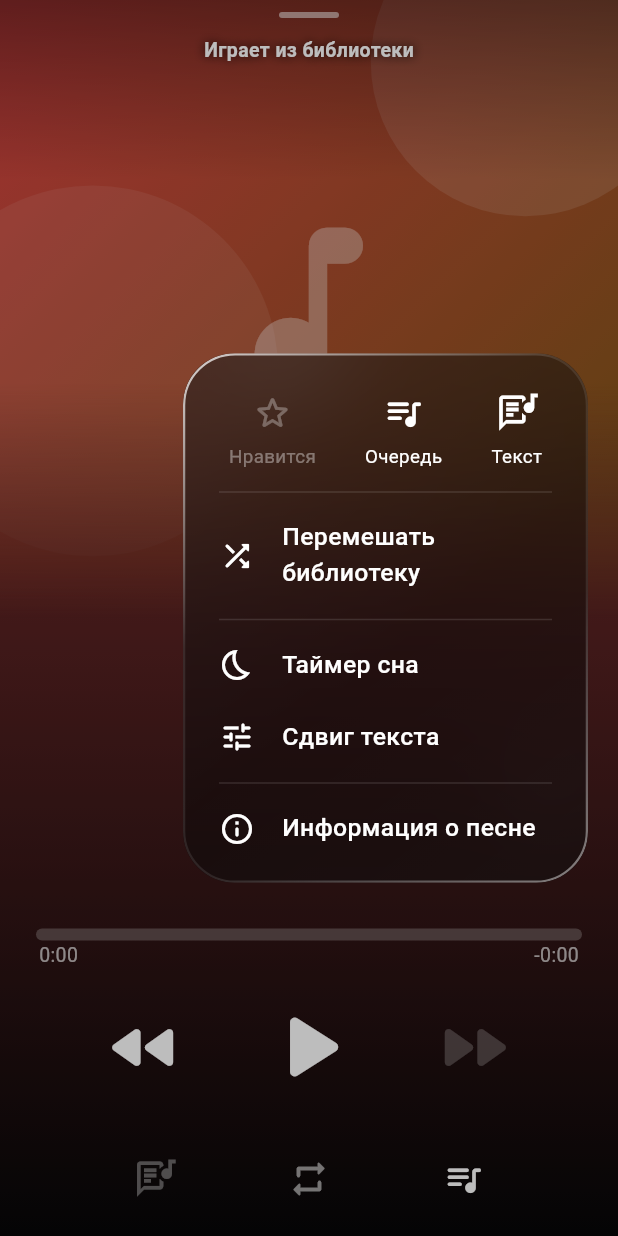
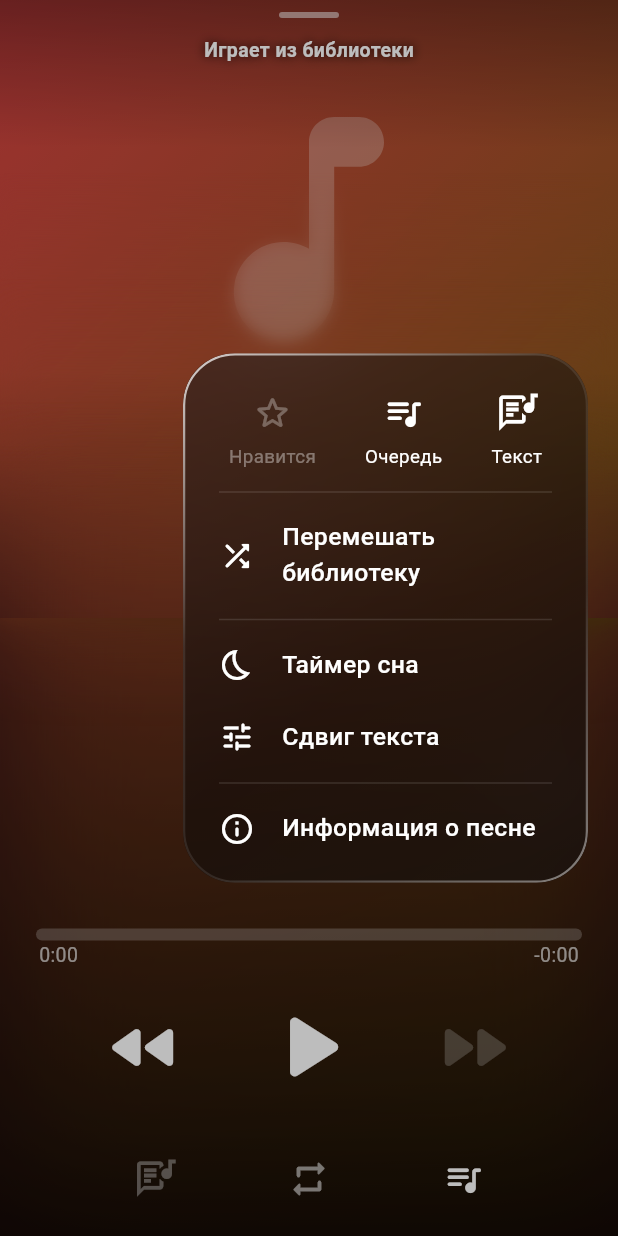
Before and after one commit to kterehov245-beep/Storix, a Flutter app: the NowPlayingScreen screen opened directly with empty values, after a tap on the "keyboard control" icon, on a phone screen of 412 x 824 dp. Run offline on Flutter 3.47's test engine with Material 3 defaults, Android fonts, the phone set to English and light mode, and no system bars; our stand-ins replace file_picker, just_audio; missing offline and left inert: audio_metadata_reader, glass_liquid_navbar, soundcloud_explode_dart; network calls fail; statements that could not run were skipped.

Commit message:
Update player_screen.dart

```diff
--- a/lib/player_screen.dart
+++ b/lib/player_screen.dart
@@ -1,6 +1,6 @@
 import 'dart:async';
 import 'dart:io';
-import 'dart:ui' show FontFeature;
+import 'dart:ui' show FontFeature, ImageFilter;
 
 import 'package:flutter/material.dart';
 import 'package:just_audio/just_audio.dart';
@@ -139,6 +139,137 @@ Route<void> nowPlayingRoute(Track track, AudioPlayer player) {
       );
     },
   );
+}
+
+// --- ФОН ПЛЕЕРА: обложка, которая плавно размывается книзу ---
+class _PlayerBackground extends StatelessWidget {
+  final Track track;
+  final Color tint;
+  const _PlayerBackground({required this.track, required this.tint});
+
+  Widget _generated() {
+    final hue = hueFor(track.title);
+    return DecoratedBox(
+      decoration: BoxDecoration(
+        gradient: LinearGradient(
+          begin: Alignment.topLeft,
+          end: Alignment.bottomRight,
+          colors: [
+            HSLColor.fromAHSL(1, hue, 0.65, 0.55).toColor(),
+            HSLColor.fromAHSL(1, (hue + 40) % 360, 0.70, 0.28).toColor(),
+          ],
+        ),
+      ),
+      child: Align(
+        alignment: const Alignment(0, -0.5),
+        child: Icon(
+          Icons.music_note_rounded,
+          size: 200,
+          color: Colors.white.withAlpha(70),
+        ),
+      ),
+    );
+  }
+
+  Widget _art(int cacheWidth) {
+    final thumb = track.thumbnail.trim();
+    if (thumb.isEmpty) return _generated();
+    if (thumb.startsWith('http')) {
+      return Image.network(
+        thumb,
+        fit: BoxFit.cover,
+        width: double.infinity,
+        height: double.infinity,
+        cacheWidth: cacheWidth,
+        errorBuilder: (_, __, ___) => _generated(),
+      );
+    }
+    return Image.file(
+      File(thumb),
+      fit: BoxFit.cover,
+      width: double.infinity,
+      height: double.infinity,
+      cacheWidth: cacheWidth,
+      errorBuilder: (_, __, ___) => _generated(),
+    );
+  }
+
+  /// Размытая копия обложки, которая «проявляется» между долями from и to.
+  Widget _blurLayer(double sigma, double from, double to) {
+    return ShaderMask(
+      shaderCallback: (rect) => LinearGradient(
+        begin: Alignment.topCenter,
+        end: Alignment.bottomCenter,
+        colors: const [Colors.transparent, Colors.white],
+        stops: [from, to],
+      ).createShader(rect),
+      blendMode: BlendMode.dstIn,
+      child: ImageFiltered(
+        imageFilter: ImageFilter.blur(sigmaX: sigma, sigmaY: sigma),
+        child: _art(360),
+      ),
+    );
+  }
+
+  @override
+  Widget build(BuildContext context) {
+    final width = MediaQuery.of(context).size.width;
+    return RepaintBoundary(
+      child: Stack(
+        fit: StackFit.expand,
+        children: [
+          Container(color: tint),
+          // Сильно размытая обложка на весь экран.
+          ImageFiltered(
+            imageFilter: ImageFilter.blur(sigmaX: 45, sigmaY: 45),
+            child: _art(160),
+          ),
+          // Чёткая обложка сверху, которая книзу размывается ступенями.
+          Positioned(
+            top: 0,
+            left: 0,
+            right: 0,
+            height: width,
+            child: ShaderMask(
+              shaderCallback: (rect) => const LinearGradient(
+                begin: Alignment.topCenter,
+                end: Alignment.bottomCenter,
+                colors: [Colors.white, Colors.white, Colors.transparent],
+                stops: [0.0, 0.72, 1.0],
+              ).createShader(rect),
+              blendMode: BlendMode.dstIn,
+              child: Stack(
+                fit: StackFit.expand,
+                children: [
+                  _art(1080),
+                  _blurLayer(5, 0.28, 0.55),
+                  _blurLayer(14, 0.45, 0.80),
+                  _blurLayer(30, 0.65, 1.0),
+                ],
+              ),
+            ),
+          ),
+          // Затемнение: чуть сверху (для времени и батареи) и сильно снизу.
+          const DecoratedBox(
+            decoration: BoxDecoration(
+              gradient: LinearGradient(
+                begin: Alignment.topCenter,
+                end: Alignment.bottomCenter,
+                colors: [
+                  Color(0x59000000),
+                  Color(0x00000000),
+                  Color(0x00000000),
+                  Color(0x73000000),
+                  Color(0xD0000000),
+                ],
+                stops: [0.0, 0.12, 0.30, 0.58, 1.0],
+              ),
+            ),
+          ),
+        ],
+      ),
+    );
+  }
 }
 
 // --- МИНИ-ПЛЕЕР ---
@@ -842,7 +973,6 @@ class _NowPlayingScreenState extends State<NowPlayingScreen> {
       builder: (context, _) {
         final track = _track;
         final controller = PlaybackController.instance;
-        final width = MediaQuery.of(context).size.width;
         final tint = _tint ?? _hueTint(hueFor(track.title));
         final from = track.streamUrl.startsWith('http')
             ? 'Играет из SoundCloud'
@@ -858,58 +988,13 @@ class _NowPlayingScreenState extends State<NowPlayingScreen> {
             },
             child: Stack(
               children: [
-                // Фон: цвет берётся из обложки и уходит в чёрный.
+                // Фон: обложка, которая плавно размывается книзу.
                 Positioned.fill(
-                  child: AnimatedContainer(
-                    duration: const Duration(milliseconds: 600),
-                    decoration: BoxDecoration(
-                      gradient: LinearGradient(
-                        begin: Alignment.topCenter,
-                        end: Alignment.bottomCenter,
-                        colors: [
-                          Color.lerp(tint, Colors.white, 0.08)!,
-                          tint,
-                          _black,
-                        ],
-                        stops: const [0.0, 0.45, 1.0],
-                      ),
-                    ),
-                  ),
-                ),
-                // Обложка во всю ширину, низ плавно растворяется.
-                Positioned(
-                  top: 0,
-                  left: 0,
-                  right: 0,
-                  height: width,
-                  child: ShaderMask(
-                    shaderCallback: (rect) => const LinearGradient(
-                      begin: Alignment.topCenter,
-                      end: Alignment.bottomCenter,
-                      colors: [Colors.white, Colors.white, Colors.transparent],
-                      stops: [0.0, 0.62, 1.0],
-                    ).createShader(rect),
-                    blendMode: BlendMode.dstIn,
-                    child: TrackArt(
-                      track: track,
-                      size: width,
-                      radius: 0,
-                      big: true,
-                    ),
-                  ),
-                ),
-                const Positioned(
-                  top: 0,
-                  left: 0,
-                  right: 0,
-                  height: 120,
-                  child: DecoratedBox(
-                    decoration: BoxDecoration(
-                      gradient: LinearGradient(
-                        begin: Alignment.topCenter,
-                        end: Alignment.bottomCenter,
-                        colors: [Color(0x66000000), Color(0x00000000)],
-                      ),
+                  child: AnimatedSwitcher(
+                    duration: const Duration(milliseconds: 500),
+                    child: KeyedSubtree(
+                      key: ValueKey(track.streamUrl),
+                      child: _PlayerBackground(track: track, tint: tint),
                     ),
                   ),
                 ),
```
